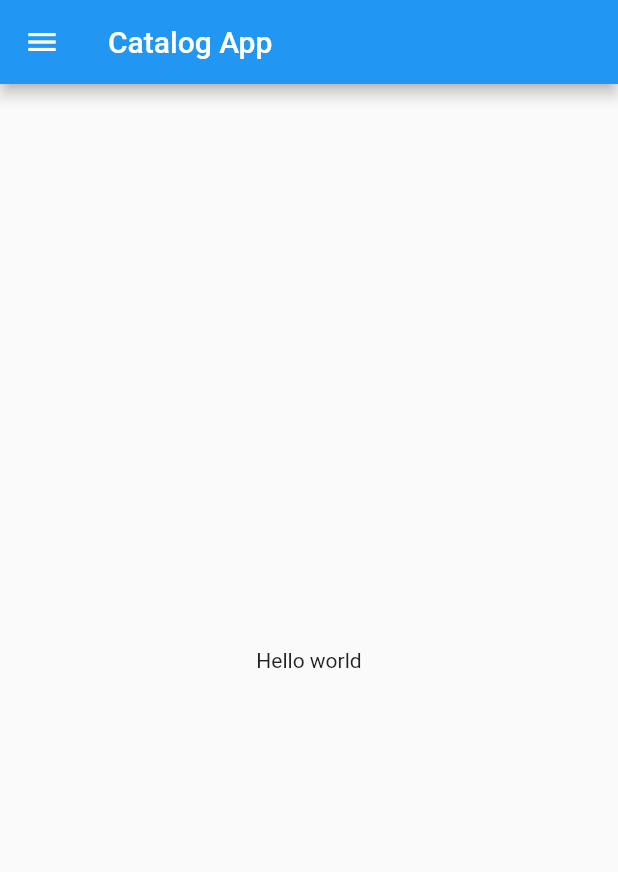
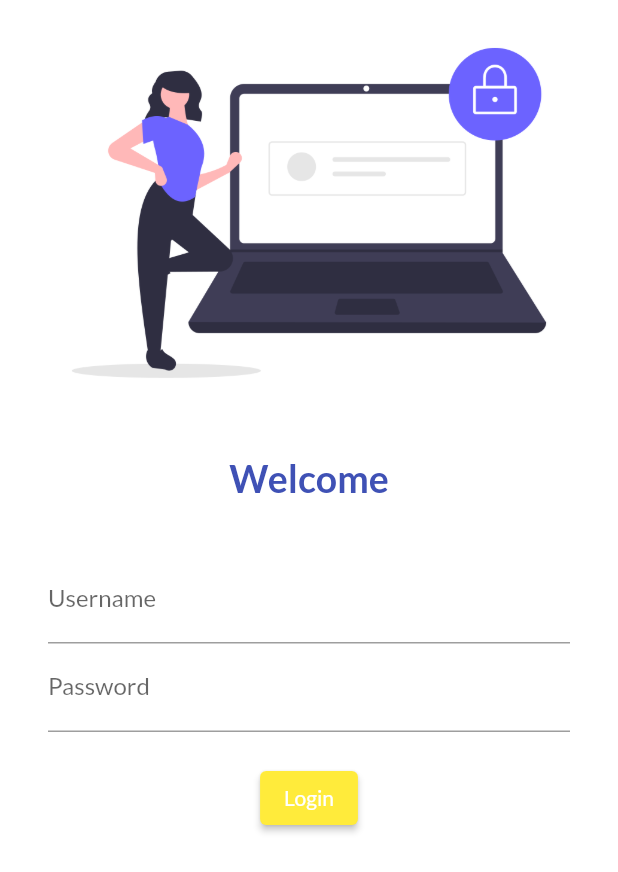
Before and after one commit to Khushbakht-Rehman/Flutter30DaysCourse, a Flutter app: the screen it shows after launch, on a phone screen of 412 x 824 dp. Shown: the top 872 px of the screen. Run offline on Flutter 3.47's test engine with Material 2 defaults, Android fonts, the phone set to English and light mode, and no system bars; our stand-ins replace google_fonts.

Commit message:
Day 4 Completed

```diff
--- a/lib/main.dart
+++ b/lib/main.dart
@@ -1,24 +1,32 @@
 import 'package:flutter/material.dart';
 import 'package:flutterapp/pages/home_page.dart';
+import 'package:flutterapp/pages/login_page.dart';
+import 'package:google_fonts/google_fonts.dart';
 
 void main() {
   runApp(MyApp());
 }
 
 class MyApp extends StatelessWidget {
-  const MyApp({Key? key}) : super(key: key);
-
   @override
   Widget build(BuildContext context) {
     return MaterialApp(
-      home: HomePage(),
       themeMode: ThemeMode.light,
       theme: ThemeData(
-        primarySwatch: Colors.brown,
+        primarySwatch: Colors.green,
+        fontFamily: GoogleFonts.lato().fontFamily,
+
       ),
       darkTheme: ThemeData(
-        brightness: Brightness.dark,
+        brightness: Brightness.light,
+        primarySwatch: Colors.yellow,
       ),
+      initialRoute: "/login",
+      routes: {
+        "/": (context) => Login(),
+        "/home": (context) => HomePage(),
+        "/login": (context) => Login(),
+      },
     );
   }
 }
--- a/lib/pages/home_page.dart
+++ b/lib/pages/home_page.dart
@@ -3,8 +3,7 @@ import 'package:flutter/material.dart';
 class HomePage extends StatelessWidget {
   @override
   Widget build(BuildContext context) {
-    return MaterialApp(
-      home: Scaffold(
+    return Scaffold(
       appBar: AppBar(
         title: Text("Catalog App"),
       ),
@@ -14,7 +13,6 @@ class HomePage extends StatelessWidget {
         ),
       ),
       drawer: Drawer(),
-      ),
     );
   }
 }
--- /dev/null
+++ b/lib/pages/login_page.dart
@@ -0,0 +1,64 @@
+import 'package:flutter/material.dart';
+
+class Login extends StatelessWidget {
+  @override
+  Widget build(BuildContext context) {
+    return Material(
+      color: Colors.white,
+      child: Column(
+        children: [
+          Image.asset(
+            "assets/images/login_image.png",
+            fit: BoxFit.fill,
+          ),
+          SizedBox(
+            height: 20,
+          ),
+          Text(
+            "Welcome",
+            style: TextStyle(
+              fontSize: 25,
+              color: Colors.indigo,
+              fontWeight: FontWeight.bold,
+            ),
+          ),
+          SizedBox(
+            height: 20,
+          ),
+          Padding(
+            padding: const EdgeInsets.symmetric(vertical: 16, horizontal: 32),
+            child: Column(
+              children: [
+                TextFormField(
+                  decoration: InputDecoration(
+                    hintText: " Enter Username",
+                    labelText: "Username",
+                  ),
+                ),
+                TextFormField(
+                  obscureText: true,
+                  decoration: InputDecoration(
+                    hintText: " Enter Password",
+                    labelText: "Password",
+                  ),
+                ),
+                SizedBox(
+                  height: 20,
+                ),
+                ElevatedButton(
+                  onPressed: () {
+                    print("Hello button");
+                  },
+                  child: Text("Login"),
+                  style: ButtonStyle(
+                      backgroundColor:
+                          MaterialStateProperty.all(Colors.yellow)),
+                )
+              ],
+            ),
+          )
+        ],
+      ),
+    );
+  }
+}
--- a/pubspec.yaml
+++ b/pubspec.yaml
@@ -28,6 +28,7 @@ dependencies:
   # The following adds the Cupertino Icons font to your application.
   # Use with the CupertinoIcons class for iOS style icons.
   cupertino_icons: ^1.0.2
+  google_fonts: ^2.1.0
 
 dev_dependencies:
   flutter_test:
@@ -45,8 +46,8 @@ flutter:
   uses-material-design: true
 
   # To add assets to your application, add an assets section, like this:
-  # assets:
-  #   - images/a_dot_burr.jpeg
+  assets:
+     - assets/images/
   #   - images/a_dot_ham.jpeg
 
   # An image asset can refer to one or more resolution-specific "variants", see
```
Also changed, not shown: assets/images/login_image.png (added), pubspec.lock. Lines whose indentation alone changed are shown as unchanged.
